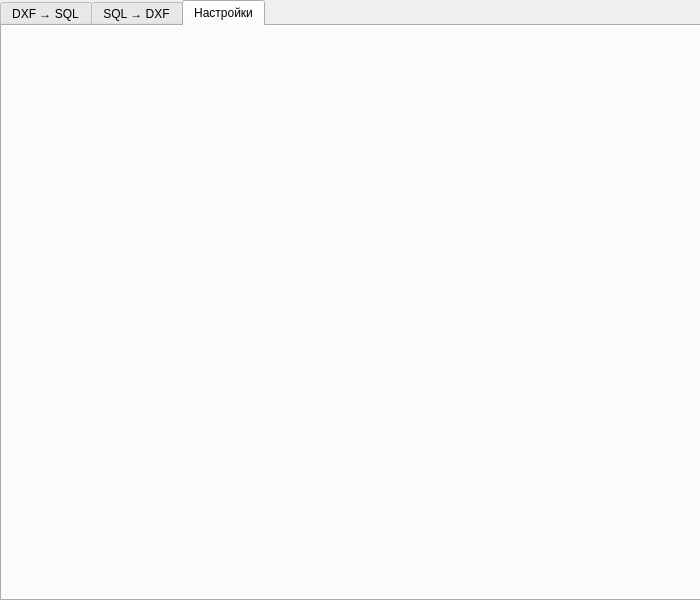
First picture: the form in Dxf_Pgsql_Converter_Dialog_Base.ui, repository Comanda-A/DXF-PostGIS-Converter, before the edit.
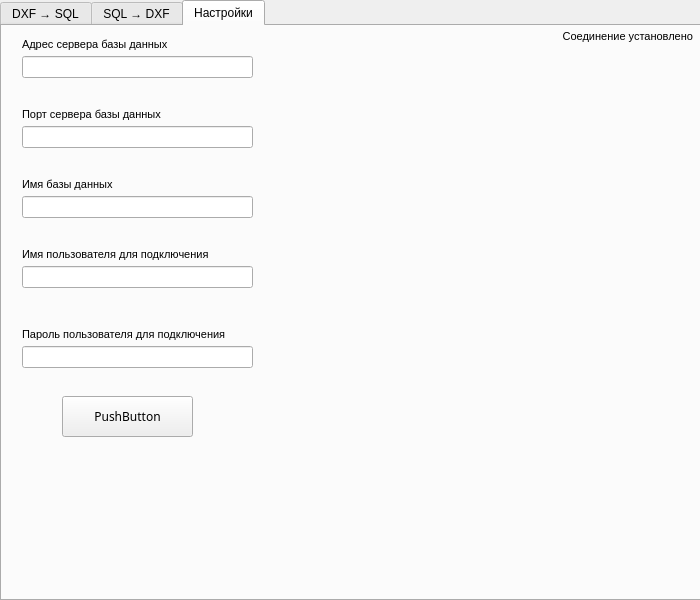
Second picture: the form after the edit. The open tabs and pages were chosen to show the change.

What changed in the file:
```diff
--- a/Dxf_Pgsql_Converter_Dialog_Base.ui
+++ b/Dxf_Pgsql_Converter_Dialog_Base.ui
@@ -97,6 +97,185 @@
     <attribute name="title">
      <string>Настройки</string>
     </attribute>
+    <widget class="QLineEdit" name="hostLineEdit">
+     <property name="geometry">
+      <rect>
+       <x>20</x>
+       <y>30</y>
+       <width>231</width>
+       <height>22</height>
+      </rect>
+     </property>
+    </widget>
+    <widget class="QLabel" name="label_2">
+     <property name="geometry">
+      <rect>
+       <x>20</x>
+       <y>10</y>
+       <width>181</width>
+       <height>16</height>
+      </rect>
+     </property>
+     <property name="font">
+      <font>
+       <pointsize>8</pointsize>
+      </font>
+     </property>
+     <property name="text">
+      <string>Адрес сервера базы данных</string>
+     </property>
+    </widget>
+    <widget class="QLabel" name="label_3">
+     <property name="geometry">
+      <rect>
+       <x>20</x>
+       <y>150</y>
+       <width>181</width>
+       <height>16</height>
+      </rect>
+     </property>
+     <property name="font">
+      <font>
+       <pointsize>8</pointsize>
+      </font>
+     </property>
+     <property name="text">
+      <string>Имя базы данных</string>
+     </property>
+    </widget>
+    <widget class="QLineEdit" name="databaseLineEdit">
+     <property name="geometry">
+      <rect>
+       <x>20</x>
+       <y>170</y>
+       <width>231</width>
+       <height>22</height>
+      </rect>
+     </property>
+    </widget>
+    <widget class="QLineEdit" name="portLineEdit">
+     <property name="geometry">
+      <rect>
+       <x>20</x>
+       <y>100</y>
+       <width>231</width>
+       <height>22</height>
+      </rect>
+     </property>
+    </widget>
+    <widget class="QLabel" name="label_4">
+     <property name="geometry">
+      <rect>
+       <x>20</x>
+       <y>80</y>
+       <width>181</width>
+       <height>16</height>
+      </rect>
+     </property>
+     <property name="font">
+      <font>
+       <pointsize>8</pointsize>
+      </font>
+     </property>
+     <property name="text">
+      <string>Порт сервера базы данных</string>
+     </property>
+    </widget>
+    <widget class="QLineEdit" name="userLineEdit">
+     <property name="geometry">
+      <rect>
+       <x>20</x>
+       <y>240</y>
+       <width>231</width>
+       <height>22</height>
+      </rect>
+     </property>
+    </widget>
+    <widget class="QLabel" name="label_5">
+     <property name="geometry">
+      <rect>
+       <x>20</x>
+       <y>220</y>
+       <width>231</width>
+       <height>16</height>
+      </rect>
+     </property>
+     <property name="font">
+      <font>
+       <pointsize>8</pointsize>
+      </font>
+     </property>
+     <property name="text">
+      <string>Имя пользователя для подключения</string>
+     </property>
+    </widget>
+    <widget class="QLineEdit" name="passwordLineEdit">
+     <property name="geometry">
+      <rect>
+       <x>20</x>
+       <y>320</y>
+       <width>231</width>
+       <height>22</height>
+      </rect>
+     </property>
+    </widget>
+    <widget class="QLabel" name="label_6">
+     <property name="geometry">
+      <rect>
+       <x>20</x>
+       <y>300</y>
+       <width>251</width>
+       <height>16</height>
+      </rect>
+     </property>
+     <property name="font">
+      <font>
+       <pointsize>8</pointsize>
+      </font>
+     </property>
+     <property name="text">
+      <string>Пароль пользователя для подключения</string>
+     </property>
+    </widget>
+    <widget class="QPushButton" name="connectButton">
+     <property name="geometry">
+      <rect>
+       <x>60</x>
+       <y>370</y>
+       <width>131</width>
+       <height>41</height>
+      </rect>
+     </property>
+     <property name="font">
+      <font>
+       <family>MS Reference Sans Serif</family>
+      </font>
+     </property>
+     <property name="text">
+      <string>PushButton</string>
+     </property>
+    </widget>
+    <widget class="QLabel" name="statusLabel">
+     <property name="geometry">
+      <rect>
+       <x>430</x>
+       <y>0</y>
+       <width>261</width>
+       <height>21</height>
+      </rect>
+     </property>
+     <property name="font">
+      <font>
+       <pointsize>8</pointsize>
+      </font>
+     </property>
+     <property name="text">
+      <string>Соединение установлено</string>
+     </property>
+     <property name="alignment">
+      <set>Qt::AlignRight|Qt::AlignTrailing|Qt::AlignVCenter</set>
+     </property>
+    </widget>
    </widget>
   </widget>
  </widget>
```
Left out of the diff: 2 changed lines with no effect on the pictures.
